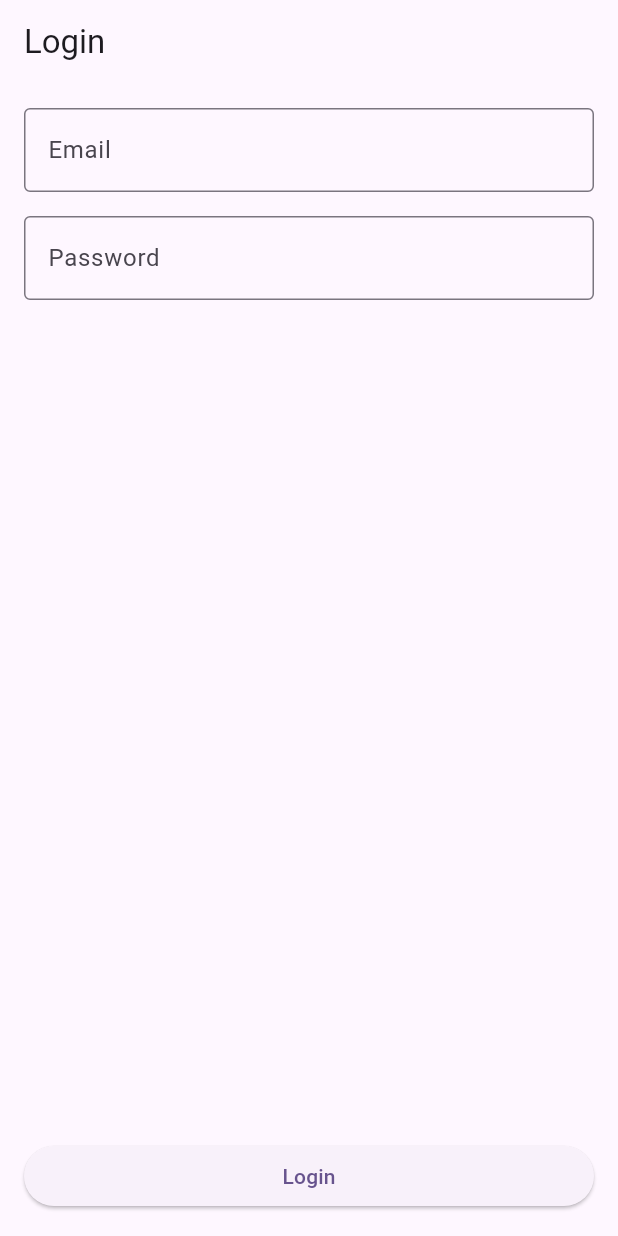
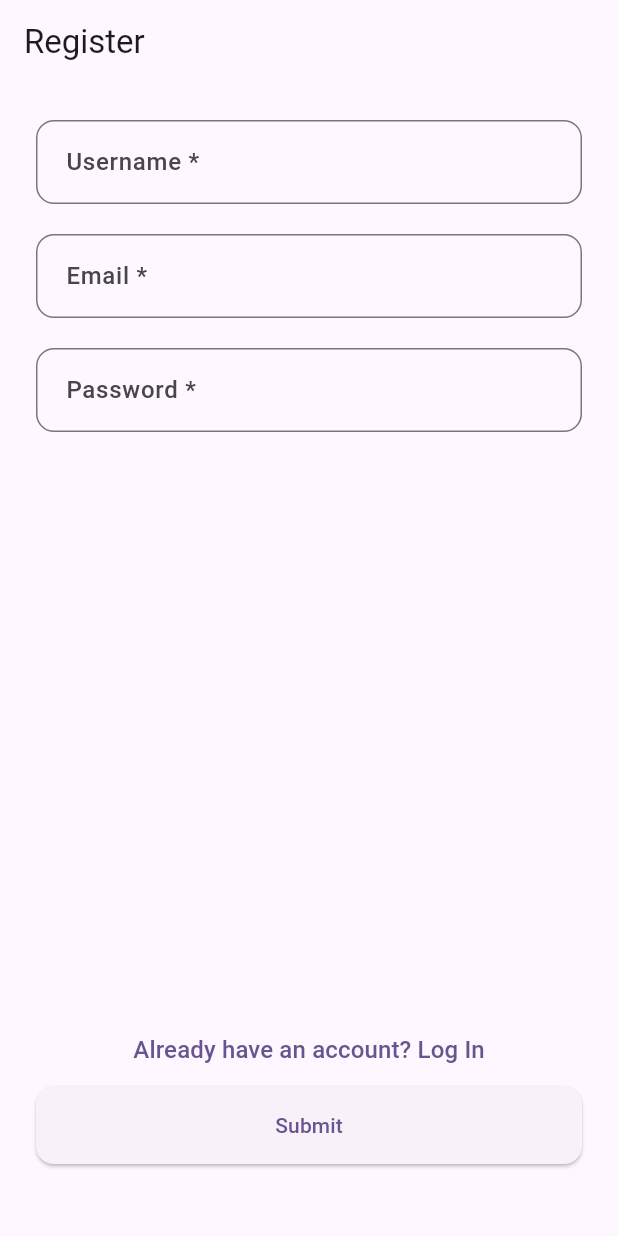
Before and after one commit to DiogoCunhaCardoso/Not_Today_Client_App, a Flutter app: the screen it shows after launch, on a phone screen of 412 x 824 dp. Run offline on Flutter 3.47's test engine with Material 3 defaults, Android fonts, the phone set to English and light mode, and no system bars; our stand-ins replace flutter_riverpod, graphql_flutter.

Commit message:
registo e login implementado com backend

```diff
--- /dev/null
+++ b/lib/components/custom_input_fields.dart
@@ -0,0 +1,38 @@
+import 'package:flutter/material.dart';
+
+class CustomInputField extends StatelessWidget {
+  final String label;
+  final bool isPassword;
+  final TextEditingController controller;
+  final String? Function(String?)? validator;
+
+  const CustomInputField({
+    super.key,
+    required this.label,
+    this.isPassword = false,
+    required this.controller,
+    this.validator,
+  });
+
+  @override
+  Widget build(BuildContext context) {
+    return TextFormField(
+      decoration: InputDecoration(
+        labelText: label,
+        labelStyle: const TextStyle(fontSize: 16, fontWeight: FontWeight.w500),
+        border: OutlineInputBorder(
+          borderRadius: BorderRadius.circular(12),
+        ),
+        focusedBorder: OutlineInputBorder(
+          borderSide: const BorderSide(color: Colors.blue, width: 2),
+          borderRadius: BorderRadius.circular(12),
+        ),
+        contentPadding:
+            const EdgeInsets.symmetric(vertical: 16, horizontal: 16),
+      ),
+      obscureText: isPassword,
+      controller: controller,
+      validator: validator,
+    );
+  }
+}
--- /dev/null
+++ b/lib/graphql/requests/user_requests.dart
@@ -0,0 +1,17 @@
+// Mutation to register (create) a user
+const String registerUserMutation = """
+mutation Mutation(\$input: CreateUserInput!) {
+  createUser(input: \$input) {
+    _id
+  }
+}
+""";
+
+// Mutation to register (create) a user
+const String loginMutation = """
+mutation Mutation(\$input: LoginInput!) {
+  login(input: \$input) {
+    token
+  }
+}
+""";
--- a/lib/main.dart
+++ b/lib/main.dart
@@ -1,6 +1,6 @@
 import 'package:flutter/material.dart';
-import 'package:not_today_client/screens/auth/login_screen.dart';
 import 'package:flutter_riverpod/flutter_riverpod.dart';
+import 'package:not_today_client/screens/auth/register_screen.dart';
 
 void main() {
   runApp(
@@ -21,7 +21,7 @@ class MyApp extends StatelessWidget {
         colorScheme: ColorScheme.fromSeed(seedColor: Colors.deepPurple),
         useMaterial3: true,
       ),
-      home: LoginScreen(),
+      home: const RegisterScreen(),
     );
   }
 }
--- a/lib/screens/auth/register_screen.dart
+++ b/lib/screens/auth/register_screen.dart
@@ -0,0 +1,187 @@
+import 'package:flutter/material.dart';
+import 'package:not_today_client/components/custom_input_fields.dart';
+import 'package:not_today_client/graphql/graphql_service.dart';
+import 'package:not_today_client/screens/auth/login_screen.dart';
+
+class RegisterScreen extends StatefulWidget {
+  const RegisterScreen({super.key});
+
+  @override
+  RegisterScreenState createState() {
+    return RegisterScreenState();
+  }
+}
+
+class RegisterScreenState extends State<RegisterScreen> {
+  final _formKey = GlobalKey<FormState>();
+  final _nameController = TextEditingController();
+  final _emailController = TextEditingController();
+  final _passwordController = TextEditingController();
+
+  bool _isLoading = false;
+
+  @override
+  void dispose() {
+    _nameController.dispose();
+    _emailController.dispose();
+    _passwordController.dispose();
+    super.dispose();
+  }
+
+  Future<void> _registerUser(BuildContext context) async {
+    setState(() {
+      _isLoading = true;
+    });
+
+    final name = _nameController.text.trim();
+    final email = _emailController.text.trim();
+    final password = _passwordController.text.trim();
+
+    try {
+      GraphQLService graphQLService = GraphQLService();
+      bool isRegistered = await graphQLService.registerUser(
+          name: name, email: email, password: password);
+
+      if (context.mounted) {
+        if (isRegistered) {
+          ScaffoldMessenger.of(context).showSnackBar(
+            const SnackBar(content: Text('Registration successful!')),
+          );
+          await Future.delayed(const Duration(seconds: 1));
+          if (context.mounted) {
+            Navigator.of(context).pushReplacement(
+              MaterialPageRoute(builder: (ctx) => const LoginScreen()),
+            );
+          }
+        } else {
+          ScaffoldMessenger.of(context).showSnackBar(
+            const SnackBar(
+                content: Text('Registration failed. Please try again.')),
+          );
+        }
+      }
+    } catch (e) {
+      if (context.mounted) {
+        String errorMessage = 'Error';
+        final regex = RegExp(
+            r'message: (.+?), locations'); // Regex to extract the error message
+        final match = regex.firstMatch(e.toString());
+        if (match != null && match.groupCount > 0) {
+          errorMessage =
+              match.group(1)!; // Extract and use the specific error message
+        }
+
+        ScaffoldMessenger.of(context).showSnackBar(
+          SnackBar(content: Text(errorMessage)),
+        );
+      }
+    } finally {
+      if (context.mounted) {
+        setState(() {
+          _isLoading = false;
+        });
+      }
+    }
+  }
+
+  @override
+  Widget build(BuildContext context) {
+    return Scaffold(
+      appBar: AppBar(
+        title: const Text("Register"),
+      ),
+      body: Form(
+        key: _formKey,
+        child: Padding(
+          padding: const EdgeInsets.all(24.0),
+          child: Column(
+            crossAxisAlignment: CrossAxisAlignment.start,
+            children: [
+              CustomInputField(
+                label: 'Username *',
+                controller: _nameController,
+                validator: (value) {
+                  if (value == null || value.isEmpty) {
+                    return 'Please enter a username';
+                  }
+                  return null;
+                },
+              ),
+              const SizedBox(height: 20),
+              CustomInputField(
+                label: 'Email *',
+                controller: _emailController,
+                validator: (value) {
+                  if (value == null || value.isEmpty) {
+                    return 'Please enter an email';
+                  }
+                  return null;
+                },
+              ),
+              const SizedBox(height: 20),
+              CustomInputField(
+                label: 'Password *',
+                isPassword: true,
+                controller: _passwordController,
+                validator: (value) {
+                  if (value == null || value.isEmpty) {
+                    return 'Please enter a password';
+                  }
+                  if (value.length < 8) {
+                    return 'Password must be at least 8 characters long';
+                  }
+                  return null;
+                },
+              ),
+              const Spacer(),
+              Padding(
+                padding: const EdgeInsets.only(bottom: 24),
+                child: Column(
+                  children: [
+                    const SizedBox(height: 16), // Spacing between buttons
+                    TextButton(
+                      onPressed: () {
+                        Navigator.of(context).pushReplacement(
+                          MaterialPageRoute(
+                            builder: (ctx) => LoginScreen(),
+                          ),
+                        );
+                      },
+                      child: const Text(
+                        'Already have an account? Log In',
+                        style: TextStyle(fontSize: 16),
+                      ),
+                    ),
+                    Center(
+                      child: _isLoading
+                          ? const CircularProgressIndicator()
+                          : Column(
+                              children: [
+                                ElevatedButton(
+                                  style: ElevatedButton.styleFrom(
+                                    minimumSize:
+                                        const Size(double.infinity, 52),
+                                    shape: RoundedRectangleBorder(
+                                      borderRadius: BorderRadius.circular(12),
+                                    ),
+                                  ),
+                                  onPressed: () {
+                                    if (_formKey.currentState!.validate()) {
+                                      _registerUser(context);
+                                    }
+                                  },
+                                  child: const Text('Submit'),
+                                ),
+                              ],
+                            ),
+                    ),
+                  ],
+                ),
+              ),
+            ],
+          ),
+        ),
+      ),
+    );
+  }
+}
```
Also changed, not shown: lib/graphql/graphql_service.dart (+82 -0 lines), lib/screens/auth/login_screen.dart (+140 -57 lines).
